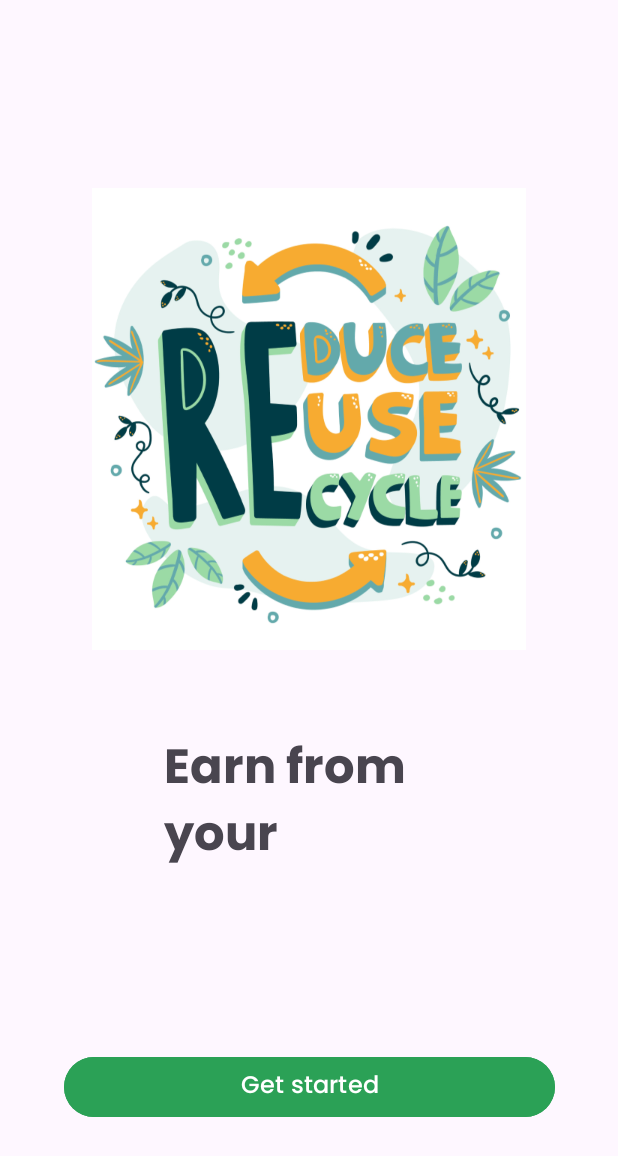
After one commit to krisnasirait/TrashCare-User, an Android app: the layout activity_onboard_page.xml on its own in the app's theme, with its tools: preview values and no code run, on a phone screen of 412 x 824 dp. The commit adds this screen. Shown: the top 1156 px of the screen. Run offline under Robolectric (Android 15) with nearby library versions, the phone set to English and light mode, and no system bars.

Commit message:
menambahkan onboard page dan add color

```diff
--- a/app/src/main/AndroidManifest.xml
+++ b/app/src/main/AndroidManifest.xml
@@ -14,6 +14,9 @@
         android:theme="@style/Theme.TrashCareUser"
         tools:targetApi="31">
         <activity
+            android:name=".ui.onboard.OnboardPageActivity"
+            android:exported="false" />
+        <activity
             android:name=".splash.SplashScreenActivity"
             android:exported="true">
             <intent-filter>
@@ -24,8 +27,7 @@
         </activity>
         <activity
             android:name=".MainActivity"
-            android:exported="false">
-        </activity>
+            android:exported="false"/>
     </application>
 
 </manifest>
--- a/app/src/main/java/com/trashcare/user/splash/SplashScreenActivity.kt
+++ b/app/src/main/java/com/trashcare/user/splash/SplashScreenActivity.kt
@@ -5,8 +5,8 @@ import android.content.Intent
 import androidx.appcompat.app.AppCompatActivity
 import android.os.Bundle
 import android.os.Handler
-import com.trashcare.user.MainActivity
 import com.trashcare.user.R
+import com.trashcare.user.ui.onboard.OnboardPageActivity
 
 @SuppressLint("CustomSplashScreen")
 class SplashScreenActivity : AppCompatActivity() {
@@ -16,7 +16,7 @@ class SplashScreenActivity : AppCompatActivity() {
         setContentView(R.layout.activity_splash_screen)
 
         Handler().postDelayed({
-            val mainIntent = Intent(this, MainActivity::class.java)
+            val mainIntent = Intent(this, OnboardPageActivity::class.java)
             startActivity(mainIntent)
             finish()
         }, 3000)
--- /dev/null
+++ b/app/src/main/res/layout/activity_onboard_page.xml
@@ -0,0 +1,49 @@
+<?xml version="1.0" encoding="utf-8"?>
+<androidx.constraintlayout.widget.ConstraintLayout xmlns:android="http://schemas.android.com/apk/res/android"
+    xmlns:app="http://schemas.android.com/apk/res-auto"
+    xmlns:tools="http://schemas.android.com/tools"
+    android:layout_width="match_parent"
+    android:layout_height="match_parent"
+    tools:context=".ui.onboard.OnboardPageActivity">
+
+    <ImageView
+        android:id="@+id/imageView"
+        android:layout_width="289dp"
+        android:layout_height="308dp"
+        android:src="@drawable/onboard_img"
+        app:layout_constraintBottom_toBottomOf="parent"
+        app:layout_constraintEnd_toEndOf="parent"
+        app:layout_constraintStart_toStartOf="parent"
+        app:layout_constraintTop_toTopOf="parent"
+        app:layout_constraintVertical_bias="0.243"
+        tools:ignore="ContentDescription" />
+
+    <TextView
+        android:id="@+id/textView"
+        android:layout_width="192dp"
+        android:layout_height="96dp"
+        android:fontFamily="@font/poppins_bold"
+        android:text="@string/onboard_text"
+        android:textSize="32sp"
+        app:layout_constraintBottom_toBottomOf="parent"
+        app:layout_constraintEnd_toEndOf="parent"
+        app:layout_constraintHorizontal_bias="0.497"
+        app:layout_constraintStart_toStartOf="parent"
+        app:layout_constraintTop_toBottomOf="@+id/imageView"
+        app:layout_constraintVertical_bias="0.178" />
+
+    <Button
+        android:id="@+id/btn_getStarted"
+        android:layout_width="327dp"
+        android:layout_height="48dp"
+        android:fontFamily="@font/poppins_medium"
+        android:text="@string/button_onboard"
+        android:textSize="16sp"
+        android:backgroundTint="@color/green_600"
+        app:layout_constraintBottom_toBottomOf="parent"
+        app:layout_constraintEnd_toEndOf="parent"
+        app:layout_constraintStart_toStartOf="parent"
+        app:layout_constraintTop_toBottomOf="@+id/textView"
+        app:layout_constraintVertical_bias="0.61" />
+
+</androidx.constraintlayout.widget.ConstraintLayout>
--- a/app/src/main/res/layout/activity_splash_screen.xml
+++ b/app/src/main/res/layout/activity_splash_screen.xml
@@ -4,7 +4,7 @@
     xmlns:tools="http://schemas.android.com/tools"
     android:layout_width="match_parent"
     android:layout_height="match_parent"
-    android:background="#47CE79"
+    android:background="@color/green_500"
     tools:context=".splash.SplashScreenActivity">
 
     <TextView
@@ -15,7 +15,7 @@
         android:layout_alignParentTop="true"
         android:fontFamily="@font/poppins_bold"
         android:gravity="top"
-        android:text="TrashCare"
+        android:text="@string/trashcare_splash"
         android:textColor="@color/white"
         android:textSize="32sp"
         app:layout_constraintBottom_toBottomOf="parent"
--- a/app/src/main/res/values/colors.xml
+++ b/app/src/main/res/values/colors.xml
@@ -2,4 +2,9 @@
 <resources>
     <color name="black">#FF000000</color>
     <color name="white">#FFFFFFFF</color>
+    <color name="green_300">#86DFA7</color>
+    <color name="green_400">#5ED489</color>
+    <color name="green_500">#48CE79</color>
+    <color name="green_600">#2BA156</color>
+    <color name="green_800">#16502B</color>
 </resources>
--- a/app/src/main/res/values/strings.xml
+++ b/app/src/main/res/values/strings.xml
@@ -1,3 +1,6 @@
 <resources>
     <string name="app_name">TrashCare-User</string>
+    <string name="trashcare_splash">TrashCare</string>
+    <string name="onboard_text">Earn from \nyour waste.</string>
+    <string name="button_onboard">Get started</string>
 </resources>
```
Also changed, not shown: app/src/main/java/com/trashcare/user/ui/onboard/OnboardPageActivity.kt (added, +23 -0 lines), app/src/main/res/drawable/onboard_img.png (added).
